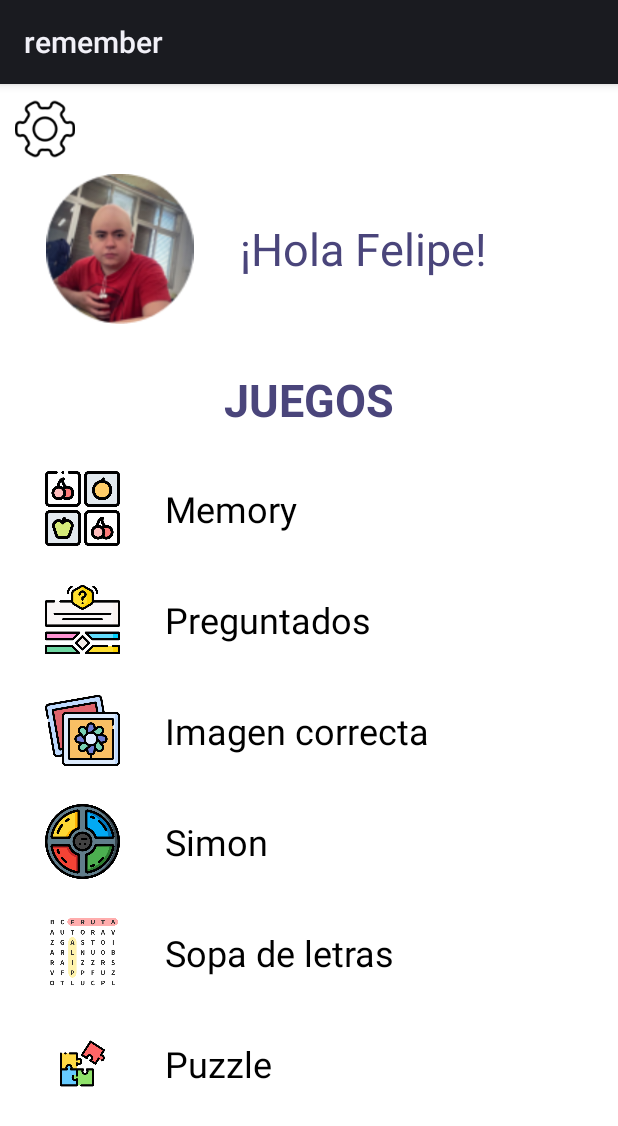
After one commit to mariapalomeque/M13_PROJECTE2, an Android app: the layout activity_menu_paciente.xml on its own in the app's theme, with its tools: preview values and no code run, on a phone screen of 412 x 824 dp. The commit adds this screen. Shown: the top 1126 px of the screen. Run offline under Robolectric (Android 15) with nearby library versions, the phone set to English and light mode, and no system bars.

Commit message:
Menu paciente y demo simon

```diff
--- /dev/null
+++ b/remember/app/src/main/java/com/example/remember/info_simon.java
@@ -0,0 +1,4 @@
+package com.example.remember;
+
+public class info_simon {
+}
--- /dev/null
+++ b/remember/app/src/main/res/layout/activity_menu_paciente.xml
@@ -0,0 +1,197 @@
+<?xml version="1.0" encoding="utf-8"?>
+<LinearLayout xmlns:android="http://schemas.android.com/apk/res/android"
+    xmlns:app="http://schemas.android.com/apk/res-auto"
+    xmlns:tools="http://schemas.android.com/tools"
+    android:layout_width="match_parent"
+    android:layout_height="match_parent"
+    android:orientation="vertical"
+    android:background="@color/white"
+    tools:context=".Menu_paciente">
+
+
+    <ImageView
+        android:id="@+id/config"
+        android:layout_width="40dp"
+        android:layout_height="40dp"
+        android:layout_margin="10dp"
+        android:src="@drawable/configuracion" />
+
+
+
+
+    <LinearLayout
+        android:layout_width="match_parent"
+        android:layout_height="wrap_content"
+        android:orientation="horizontal"
+        android:gravity="center_vertical">
+
+        <ImageView
+            android:id="@+id/foto_usuario"
+            android:layout_width="100dp"
+            android:layout_height="100dp"
+            android:layout_marginLeft="30dp"
+            android:src="@drawable/paciente1" />
+
+        <TextView
+            android:id="@+id/nombre_ususario"
+            android:layout_width="wrap_content"
+            android:layout_height="wrap_content"
+            android:layout_marginLeft="30dp"
+            android:text="¡Hola Felipe!"
+            android:textSize="30sp"
+            android:textColor="@color/titulo" />
+    </LinearLayout>
+
+    <TextView
+        android:id="@+id/text_titulo_juegos_menu"
+        android:layout_width="wrap_content"
+        android:layout_height="40dp"
+        android:layout_marginTop="30dp"
+        android:layout_marginBottom="28dp"
+        android:text="JUEGOS"
+        android:layout_gravity="center"
+        android:textColor="@color/titulo"
+        android:textSize="30sp"
+        android:textStyle="bold" />
+
+    <LinearLayout
+        android:id="@+id/but_memory"
+        android:layout_width="match_parent"
+        android:layout_height="wrap_content"
+        android:layout_marginBottom="24dp"
+        android:gravity="center_vertical"
+        android:orientation="horizontal">
+
+        <ImageView
+            android:id="@+id/logo_Memory"
+            android:layout_width="50dp"
+            android:layout_height="50dp"
+            android:layout_marginLeft="30dp"
+            android:src="@drawable/icono_memory" />
+
+        <TextView
+            android:id="@+id/texto_memory"
+            android:layout_width="wrap_content"
+            android:layout_height="wrap_content"
+            android:layout_marginLeft="30dp"
+            android:text="Memory"
+            android:textColor="@color/black"
+            android:textSize="24sp" />
+    </LinearLayout>
+
+    <LinearLayout
+        android:id="@+id/but_preguntados"
+        android:layout_width="match_parent"
+        android:layout_height="wrap_content"
+        android:layout_marginBottom="24dp"
+        android:gravity="center_vertical"
+        android:orientation="horizontal">
+
+        <ImageView
+            android:id="@+id/logo_preguntados"
+            android:layout_width="50dp"
+            android:layout_height="50dp"
+            android:layout_marginLeft="30dp"
+            android:src="@drawable/icono_preguntas" />
+
+        <TextView
+            android:id="@+id/texto_preguntados"
+            android:layout_width="wrap_content"
+            android:layout_height="wrap_content"
+            android:layout_marginLeft="30dp"
+            android:text="Preguntados"
+            android:textColor="@color/black"
+            android:textSize="24sp" />
+    </LinearLayout>
+    <LinearLayout
+        android:id="@+id/imagencorrecta"
+        android:layout_width="match_parent"
+        android:layout_height="wrap_content"
+        android:orientation="horizontal"
+        android:gravity="center_vertical"
+        android:layout_marginBottom="24dp">
+        <ImageView
+            android:id="@+id/logo_imagen_correcta"
+            android:layout_width="50dp"
+            android:layout_height="50dp"
+            android:layout_marginLeft="30dp"
+            android:src="@drawable/icono_imagen_correcta" />
+        <TextView
+            android:id="@+id/texto_imagen_correcta"
+            android:layout_width="wrap_content"
+            android:layout_height="wrap_content"
+            android:layout_marginLeft="30dp"
+            android:text="Imagen correcta"
+            android:textSize="24sp"
+            android:textColor="@color/black" />
+    </LinearLayout>
+
+
+
+    <LinearLayout
+        android:id="@+id/but_simon"
+        android:layout_width="match_parent"
+        android:layout_height="wrap_content"
+        android:orientation="horizontal"
+        android:gravity="center_vertical"
+        android:layout_marginBottom="24dp">
+        <ImageView
+            android:id="@+id/logo_simon"
+            android:layout_width="50dp"
+            android:layout_height="50dp"
+            android:layout_marginLeft="30dp"
+            android:src="@drawable/icono_simon" />
+        <TextView
+            android:id="@+id/texto_simon"
+            android:layout_width="wrap_content"
+            android:layout_height="wrap_content"
+            android:layout_marginLeft="30dp"
+            android:text="Simon"
+            android:textSize="24sp"
+            android:textColor="@color/black" />
+    </LinearLayout>
+
+    <LinearLayout
+        android:layout_width="match_parent"
+        android:layout_height="wrap_content"
+        android:orientation="horizontal"
+        android:gravity="center_vertical"
+        android:layout_marginBottom="24dp">
+        <ImageView
+            android:id="@+id/logo_sopa_letras"
+            android:layout_width="50dp"
+            android:layout_height="50dp"
+            android:layout_marginLeft="30dp"
+            android:src="@drawable/icono_sopa_de_letras" />
+        <TextView
+            android:id="@+id/texto_sopa_letras"
+            android:layout_width="wrap_content"
+            android:layout_height="wrap_content"
+            android:layout_marginLeft="30dp"
+            android:text="Sopa de letras"
+            android:textSize="24sp"
+            android:textColor="@color/black" />
+    </LinearLayout>
+    <LinearLayout
+        android:layout_width="match_parent"
+        android:layout_height="wrap_content"
+        android:orientation="horizontal"
+        android:gravity="center_vertical">
+        <ImageView
+            android:id="@+id/logo_puzzle"
+            android:layout_width="50dp"
+            android:layout_height="50dp"
+            android:layout_marginLeft="30dp"
+            android:src="@drawable/icono_puzle" />
+        <TextView
+            android:id="@+id/texto_puzzle"
+            android:layout_width="wrap_content"
+            android:layout_height="wrap_content"
+            android:layout_marginLeft="30dp"
+            android:text="Puzzle"
+            android:textSize="24sp"
+            android:textColor="@color/black" />
+    </LinearLayout>
+
+
+</LinearLayout>
--- a/remember/app/src/main/res/layout/pacientes.xml
+++ b/remember/app/src/main/res/layout/pacientes.xml
@@ -19,7 +19,7 @@
 
     <ImageView
         android:id="@+id/foto_doctor"
-        android:layout_width="140dp"
+        android:layout_width="150dp"
         android:layout_height="150dp"
         android:layout_marginStart="32dp"
         android:layout_marginTop="48dp"
```
Also changed, not shown: remember/app/src/main/java/com/example/remember/Menu_paciente.java (added, +67 -0 lines), remember/app/src/main/java/com/example/remember/info_memory.java (added, +32 -0 lines), remember/app/src/main/java/com/example/remember/info_pregunta.java (added, +28 -0 lines), remember/app/src/main/res/layout/activity_simon.xml (added, +129 -0 lines), remember/app/src/main/res/drawable/boton_amarillo.png (added), remember/app/src/main/res/drawable/boton_azul.png (added), remember/app/src/main/res/drawable/boton_rojo.png (added), remember/app/src/main/res/drawable/boton_verde.png (added), remember/app/src/main/res/drawable/configuracion.png, remember/app/src/main/res/drawable/icono_imagen_correcta.png (added), remember/app/src/main/res/drawable/icono_memory.png (added), remember/app/src/main/res/drawable/icono_preguntas.png (added), remember/app/src/main/res/drawable/icono_puzle.png (added), remember/app/src/main/res/drawable/icono_simon.png (added), 2 more files.
